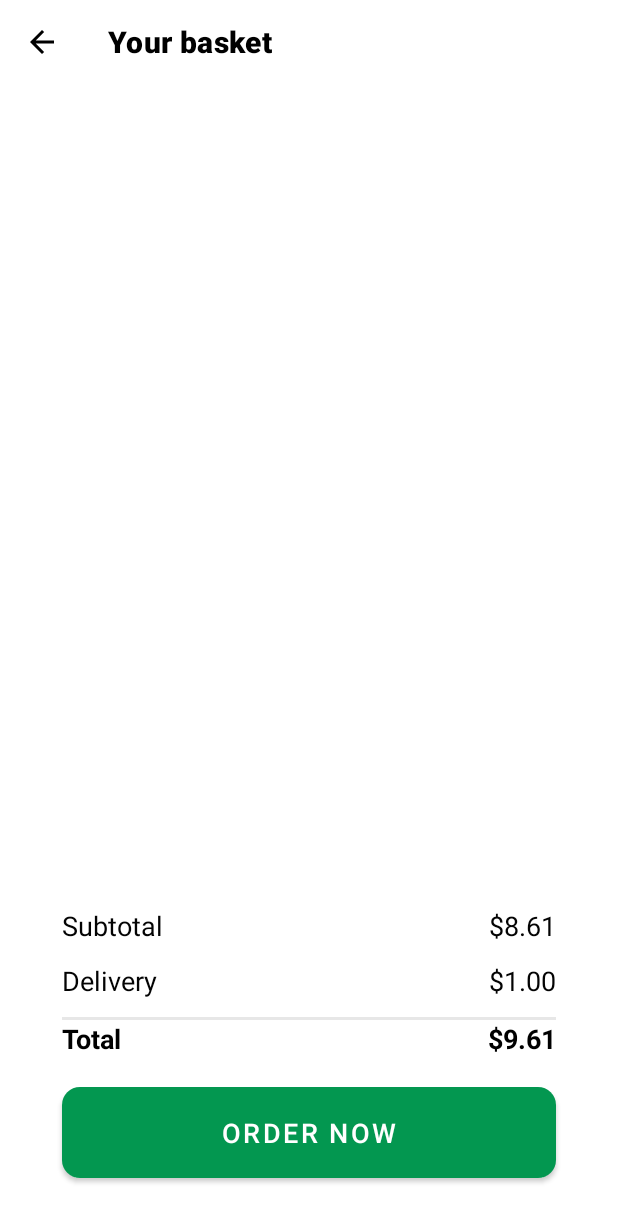
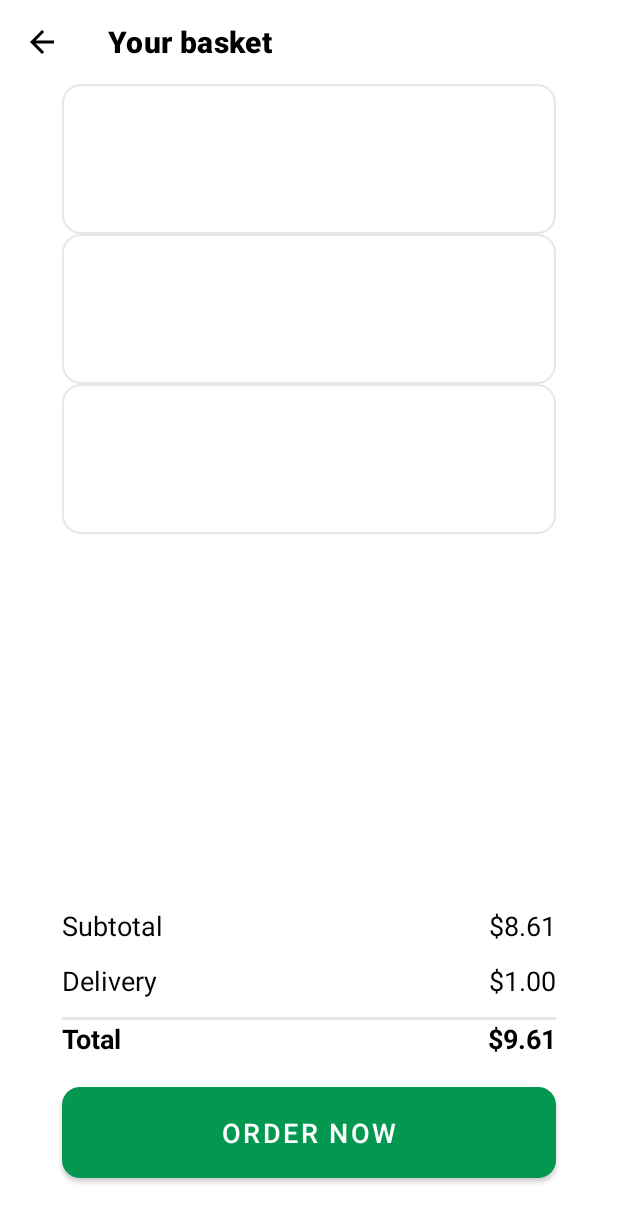
Before and after one commit to anddev404/MyEmptyViews, an Android app: the BasketActivity screen opened directly, with no data from a screen before it, on a phone screen of 412 x 824 dp. Shown: the top 1222 px of the screen. Run offline under Robolectric (Android 15) with nearby library versions, the phone set to English and light mode, and no system bars.

Commit message:
create and add empty items to activity_basket

```diff
--- /dev/null
+++ b/app/src/main/res/drawable/stroke_item.xml
@@ -0,0 +1,9 @@
+<?xml version="1.0" encoding="utf-8"?>
+<shape xmlns:android="http://schemas.android.com/apk/res/android"
+    android:shape="rectangle">
+    <corners android:radius="12dp" />
+    <stroke
+        android:width="1dp"
+        android:color="@color/basket_stroke_color" />
+
+</shape>
--- a/app/src/main/res/layout/activity_basket.xml
+++ b/app/src/main/res/layout/activity_basket.xml
@@ -41,6 +41,21 @@
             android:layout_width="match_parent"
             android:layout_height="match_parent"
             android:orientation="vertical">
+
+            <include
+                layout="@layout/item_product"
+                android:layout_width="match_parent"
+                android:layout_height="100dp" />
+
+            <include
+                layout="@layout/item_product"
+                android:layout_width="match_parent"
+                android:layout_height="100dp" />
+
+            <include
+                layout="@layout/item_product"
+                android:layout_width="match_parent"
+                android:layout_height="100dp" />
 
         </LinearLayout>
 
--- /dev/null
+++ b/app/src/main/res/layout/item_product.xml
@@ -0,0 +1,7 @@
+<?xml version="1.0" encoding="utf-8"?>
+<androidx.constraintlayout.widget.ConstraintLayout xmlns:android="http://schemas.android.com/apk/res/android"
+    android:layout_width="match_parent"
+    android:layout_height="match_parent"
+    android:background="@drawable/stroke_item">
+
+</androidx.constraintlayout.widget.ConstraintLayout>
```
